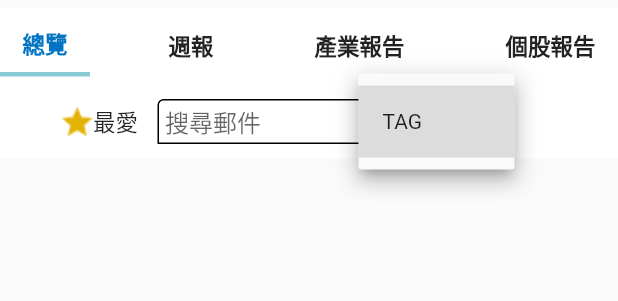
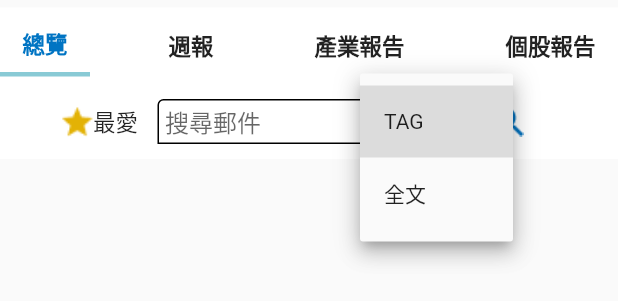
Before and after one commit to kvn2000tw/invest, a Flutter app: the MailHead widget shown alone on an empty page, opened directly, after a tap on "TAG", on a phone screen of 412 x 824 dp. Shown: the top 301 px of the screen. Run offline on Flutter 3.47's test engine with Material 2 defaults, Android fonts, the phone set to English and light mode, and no system bars; drawn by our look-alikes of overlay_support; our stand-ins replace firebase_core, firebase_messaging, shared_preferences, webview_flutter; missing offline and left inert: plain_notification_token, webview_cookie_manager; accounts and stored records are empty; Roboto replaces fonts that are missing (Poppins).

Commit message:
change mail list border ,color

```diff
--- a/lib/components/mail_head.dart
+++ b/lib/components/mail_head.dart
@@ -4,7 +4,32 @@ import '../data.dart';
 
 class MailHead extends StatelessWidget {
 
-  var trans = ['TAG','全文'];
+  final ValueNotifier<int> tag_index = ValueNotifier(0);
+
+  final  tags = ['TAG','全文'];
+  Widget _dropdownBuilder(BuildContext context, int selectedItem, Widget? child) {
+   return Container(
+      decoration: BoxDecoration(
+
+      border: Border.all(color:Data.grey),
+    ),
+   child:DropdownButton(
+      items: <DropdownMenuItem> [
+        DropdownMenuItem(
+          child: Text(tags[0], style: const TextStyle(fontSize: 14),),
+          value: 0,
+        ),
+      DropdownMenuItem(
+          child: Text(tags[1], style: const TextStyle(fontSize: 14),),
+          value: 1,
+        ),
+      ],
+      onChanged: (dynamic value) => {tag_index.value = value},
+      hint: const Text('TAG', style: TextStyle(fontSize: 14),),
+      value: tag_index.value,//selectedItem < 0 ? null : selectedItem,
+    ));
+
+  }
   @override
   Widget build(BuildContext context) {
 
@@ -249,21 +274,14 @@ class MailHead extends StatelessWidget {
           decoration: BoxDecoration(
             color: FlutterFlowTheme.of(context).secondaryBackground,
           ),
-          child: DropdownButton(
-      items: <DropdownMenuItem> [
-        DropdownMenuItem(
-          child: Text(trans[0], style: const TextStyle(fontSize: 14),),
-          value: 0,
-        ),
-
-      ],
-      onChanged: (dynamic value) => {},
-      hint: const Text('TAG', style: TextStyle(fontSize: 14),),
-      value: 0,//selectedItem < 0 ? null : selectedItem,
-    ),
+          child:ValueListenableBuilder<int>(
+            builder: _dropdownBuilder,
+            valueListenable: tag_index,
+          )
         ),
       ),
       Container(
+        margin: const EdgeInsets.all(10.0),
         width: 20,
         height: 20,
         decoration: BoxDecoration(
--- a/lib/components/mail_list.dart
+++ b/lib/components/mail_list.dart
@@ -33,7 +33,7 @@ class MailList extends StatelessWidget {
 
     decoration: BoxDecoration(
       color:bg,
-      border: Border.all(color: Colors.black)
+      border: Border(top:BorderSide(color: Data.grey),bottom:BorderSide(color: Data.grey))
     ),
     child: Row(
       mainAxisSize: MainAxisSize.max,
```
